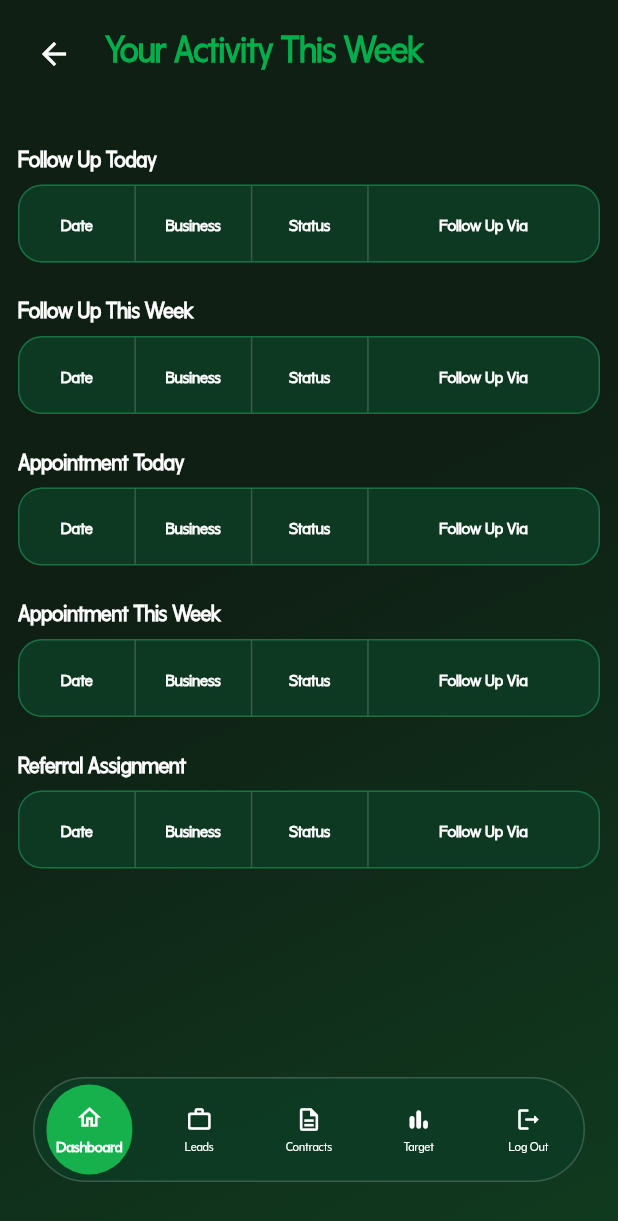
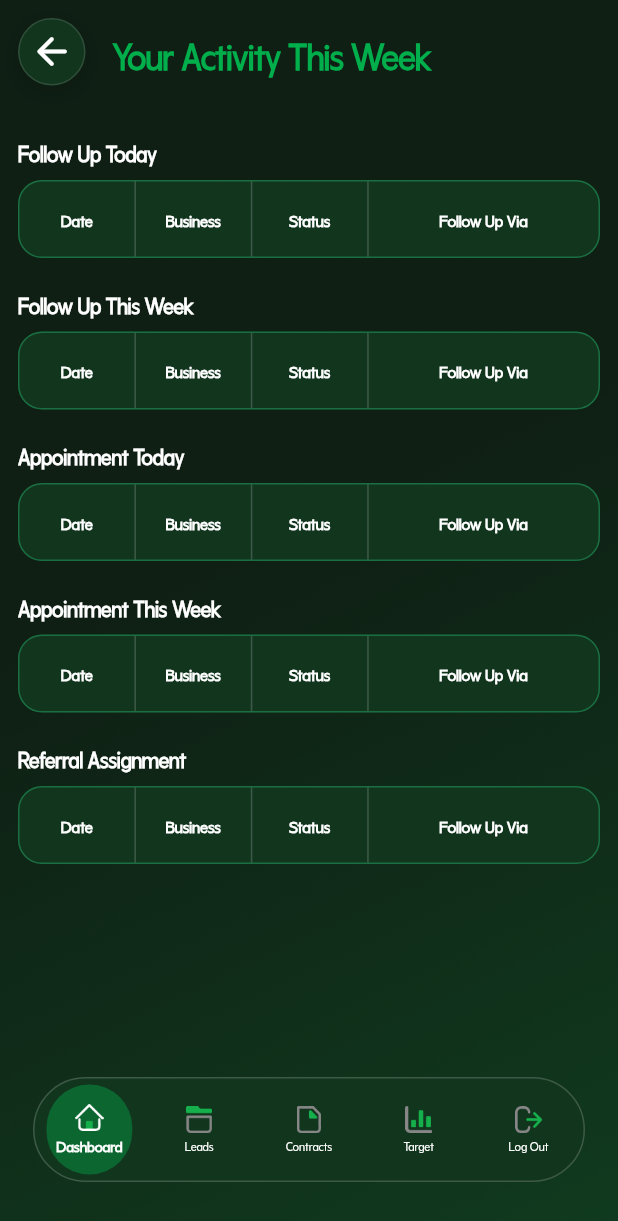
Before and after one commit to MOC-DEV-TH/sale-pipeline-business, a Flutter app: the DashboardPage screen opened directly, on a phone screen of 412 x 824 dp. Shown: the top 1221 px of the screen. Run offline on Flutter 3.47's test engine with Material 3 defaults, Android fonts, the phone set to English and light mode, and no system bars; our stand-ins replace connectivity_plus, dio, flutter_riverpod, get_storage, go_router, loading_indicator and 1 more; accounts and stored records are empty; generated files the repository leaves out were written again.

Commit message:
update bottom nav icon

```diff
--- a/lib/features/dashboard/widget/bottom_navigation_widget.dart
+++ b/lib/features/dashboard/widget/bottom_navigation_widget.dart
@@ -2,6 +2,7 @@ import 'package:flutter/material.dart';
 import 'package:flutter_riverpod/flutter_riverpod.dart';
 import 'package:go_router/go_router.dart';
 import 'package:sale_pipeline_business/utils/app_colors.dart';
+import 'package:sale_pipeline_business/utils/images.dart';
 
 import '../../../routing/go_router/go_router_delegate.dart';
 import '../controller/dashboard_controller.dart';
@@ -19,7 +20,7 @@ class BottomNavigationWidget extends ConsumerWidget {
       margin: const EdgeInsets.fromLTRB(0, 0, 0, 18),
       padding: const EdgeInsets.symmetric(horizontal: 0),
       decoration: BoxDecoration(
-        color: const Color(0xFF0D3A23).withOpacity(0.94),
+        color: kCardColor,
         borderRadius: BorderRadius.circular(999),
         border: Border.all(
           color: Colors.white.withOpacity(0.18),
@@ -30,35 +31,40 @@ class BottomNavigationWidget extends ConsumerWidget {
           _NavItem(
             index: 0,
             currentIndex: position,
-            icon: Icons.home_outlined,
+            iconName: kHomeImage,
+            activeIconName: kActiveHomeImage,
             label: 'Dashboard',
             onTap: () => _onTap(context, ref, 0),
           ),
           _NavItem(
             index: 1,
             currentIndex: position,
-            icon: Icons.work_outline_rounded,
+            iconName: kLeadsImage,
+            activeIconName: kActiveLeadsImage,
             label: 'Leads',
             onTap: () => _onTap(context, ref, 1),
           ),
           _NavItem(
             index: 2,
             currentIndex: position,
-            icon: Icons.description_outlined,
+            iconName: kContractsImage,
+            activeIconName: kActiveContractsImage,
             label: 'Contracts',
             onTap: () => _onTap(context, ref, 2),
           ),
           _NavItem(
             index: 3,
             currentIndex: position,
-            icon: Icons.bar_chart_rounded,
+            iconName: kTargetIconImage,
+            activeIconName: kActiveTargetIconImage,
             label: 'Target',
             onTap: () => _onTap(context, ref, 3),
           ),
           _NavItem(
             index: 4,
             currentIndex: position,
-            icon: Icons.logout_rounded,
+            iconName: kLogoutImage,
+            activeIconName: kLogoutImage,
             label: 'Log Out',
             onTap: () => _onTap(context, ref, 4),
           ),
@@ -99,14 +105,16 @@ class BottomNavigationWidget extends ConsumerWidget {
 class _NavItem extends StatelessWidget {
   final int index;
   final int currentIndex;
-  final IconData icon;
+  final String iconName;
+  final String activeIconName;
   final String label;
   final VoidCallback onTap;
 
   const _NavItem({
     required this.index,
     required this.currentIndex,
-    required this.icon,
+    required this.iconName,
+    required this.activeIconName,
     required this.label,
     required this.onTap,
   });
@@ -123,17 +131,19 @@ class _NavItem extends StatelessWidget {
           duration: const Duration(milliseconds: 300),
           margin: const EdgeInsets.symmetric(vertical: 4,horizontal: 8),
           decoration: BoxDecoration(
-            color: isSelected ? kBottomNavigationSelectedColor : Colors.transparent,
+            color: isSelected ? kPrimaryColor.withOpacity(0.4) : Colors.transparent,
             borderRadius: BorderRadius.circular(999),
           ),
           child: Column(
             mainAxisAlignment: MainAxisAlignment.center,
             children: [
-              Icon(
-                icon,
-                size: 18,
-                color: Colors.white,
-              ),
+             isSelected ? Image.asset(
+                activeIconName,
+                height: 18,
+              ) : Image.asset(
+               iconName,
+               height: 18,
+             ),
               const SizedBox(height: 2),
               Text(
                 label,
--- a/lib/features/home/presentation/home_page.dart
+++ b/lib/features/home/presentation/home_page.dart
@@ -50,28 +50,50 @@ class _HomeHeader extends StatelessWidget {
   @override
   Widget build(BuildContext context) {
     return Row(
-      crossAxisAlignment: CrossAxisAlignment.start,
+      crossAxisAlignment: CrossAxisAlignment.center,
       children: [
-        IconButton(
-          padding: EdgeInsets.zero,
-          onPressed: () {
+        GestureDetector(
+          onTap: () {
             context.go(RoutePath.chooseTask.path);
           },
-          icon: const Icon(
-            Icons.arrow_back,
+          child: Container(
+            width: 45,
+            height: 45,
+            decoration: BoxDecoration(
+              shape: BoxShape.circle,
+              color: kCardColor,
+              border: Border.all(
+                color: Colors.white.withOpacity(0.12),
+              ),
+              boxShadow: [
+                BoxShadow(
+                  color: Colors.black.withOpacity(0.18),
+                  blurRadius: 12,
+                  offset: const Offset(0, 4),
+                ),
+              ],
+            ),
+            child: const Center(
+              child: Icon(
+                Icons.arrow_back_rounded,
                 color: Colors.white,
-            size: 24,
+                size: 30,
+              ),
+            ),
           ),
         ),
 
-        const SizedBox(width: 10),
+        const SizedBox(width: 18),
 
-        const Text(
+        const Expanded(
+          child: Text(
             'Your Activity This Week',
             style: TextStyle(
               color: kPrimaryColor,
               fontSize: 24,
               fontWeight: FontWeight.w900,
+              height: 1,
+            ),
           ),
         ),
       ],
@@ -116,7 +138,7 @@ class _ActivityTable extends StatelessWidget {
     return Container(
       height: 52,
       decoration: BoxDecoration(
-        color: const Color(0xFF0D3A23).withOpacity(0.92),
+        color: kCardColor,
         borderRadius: BorderRadius.circular(16),
         border: Border.all(
           color: const Color(0xFF1E8E55).withOpacity(0.65),
--- a/lib/utils/app_colors.dart
+++ b/lib/utils/app_colors.dart
@@ -11,3 +11,4 @@ const Color kBackgroundColor = Colors.white;
 const Color kPrimaryColor = Color(0xFF00AF4C);
 const Color kSecondaryColor = Color(0xFF14532D);
 const Color kBottomNavigationSelectedColor = Color(0XFF16B04C);
+const Color kCardColor = Color(0XFF12351e);
--- a/lib/utils/images.dart
+++ b/lib/utils/images.dart
@@ -5,3 +5,15 @@ const kTargetImage = "assets/images/target.png";
 const kDashboardBgPatternImage = "assets/images/dashboard_bg_pattern.png";
 const kLogoutIllustrationImage = "assets/images/logout_illustration.png";
 const kSuccessIllustrationImage = "assets/images/success_illustration.png";
+
+///bottom nav icon
+const kHomeImage = "assets/images/home_icon.png";
+const kLeadsImage = "assets/images/leads_icon.png";
+const kContractsImage = "assets/images/contracts_icon.png";
+const kTargetIconImage = "assets/images/target_icon.png";
+const kLogoutImage = "assets/images/logout_icon.png";
+
+const kActiveHomeImage = "assets/images/active_home_icon.png";
+const kActiveLeadsImage = "assets/images/active_leads_icon.png";
+const kActiveContractsImage = "assets/images/active_contracts_icon.png";
+const kActiveTargetIconImage = "assets/images/active_target_icon.png";
```
Also changed, not shown: lib/features/new_lead_step_page/presentation/base_widgets.dart (+40 -17 lines), assets/images/active_contracts_icon.png (added), assets/images/active_home_icon.png (added), assets/images/active_leads_icon.png (added), assets/images/active_target_icon.png (added), assets/images/contracts_icon.png (added), assets/images/home_icon.png (added), assets/images/leads_icon.png (added), assets/images/logout_icon.png (added), assets/images/target_icon.png (added). Lines whose indentation alone changed are shown as unchanged.
